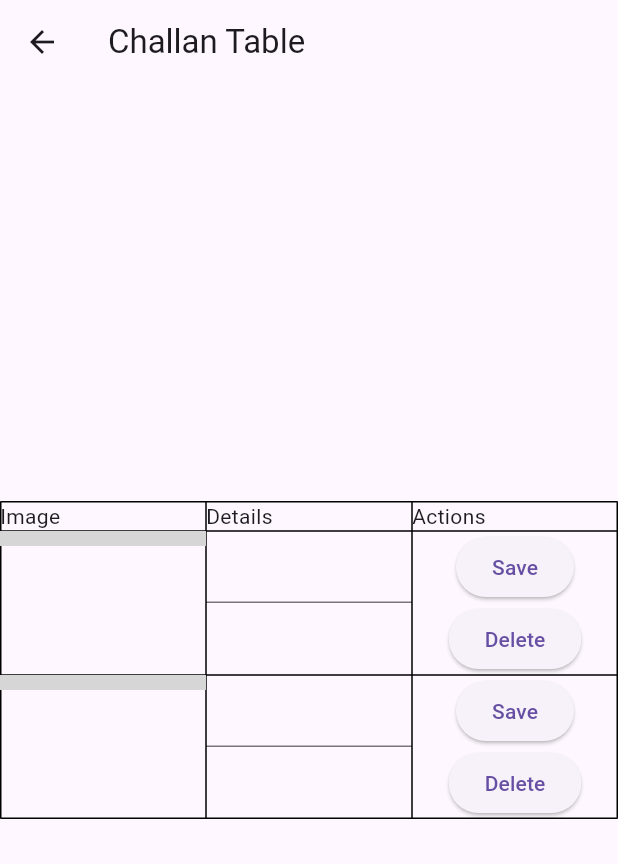
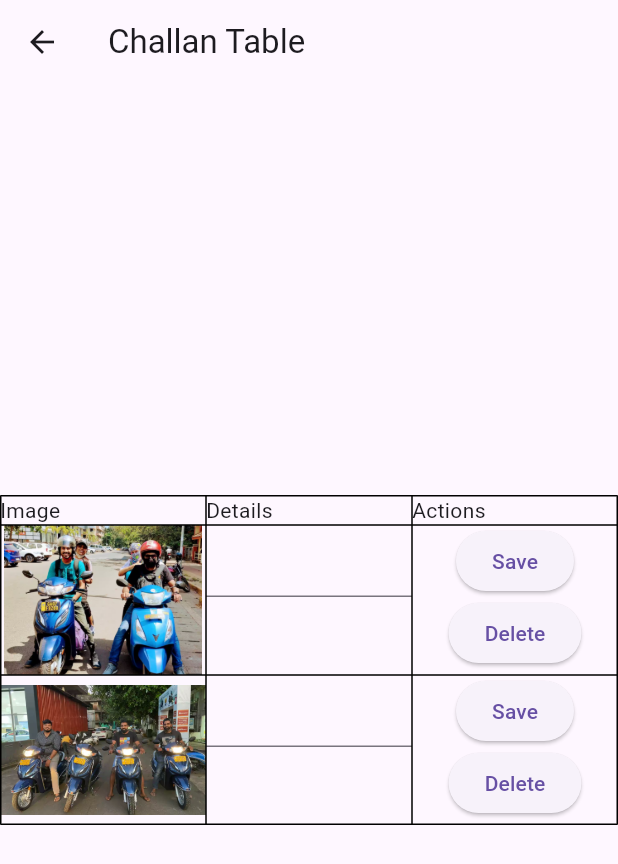
Before and after one commit to rohity20/MySmartApp, a Flutter app: the MyHomePage screen opened directly, after a tap on "Generate Challan", on a phone screen of 412 x 824 dp. Shown: the top 864 px of the screen. Run offline on Flutter 3.47's test engine with Material 3 defaults, Android fonts, the phone set to English and light mode, and no system bars; our stand-ins replace image_picker; grey boxes are pictures that could not be loaded.

Commit message:
challan updated

```diff
--- a/smart_app/lib/ChallanTablePage.dart
+++ b/smart_app/lib/ChallanTablePage.dart
@@ -10,7 +10,7 @@ class ChallanTablePage extends StatefulWidget {
 }
 
 class _ChallanTablePageState extends State<ChallanTablePage> {
-  List<String> imageList = ['image1.png', 'image2.png']; // Replace with your image paths
+  List<String> imageList = ['myimg1.png', 'myimg2.png']; // Replace with your image paths
   List<TextEditingController> textControllers = [];
 
   @override
@@ -41,10 +41,10 @@ class _ChallanTablePageState extends State<ChallanTablePage> {
               TableRow(
                 children: [
                   TableCell(child: Image.asset('assets/images/${imageList[i]}',
-                              width: 10,
-                              height: 10,
+                              width: 100,
+                              height: 100,
                        )),
-                  TableCell(child: TextFormField(controller: textControllers[i])),
+                  TableCell(child: TextFormField(controller: textControllers[i], textAlign: TextAlign.center,)),
                   TableCell(
                     child: Column(
                       mainAxisAlignment: MainAxisAlignment.spaceEvenly,
--- a/smart_app/lib/main.dart
+++ b/smart_app/lib/main.dart
@@ -269,6 +269,118 @@ class MyHomePage extends StatefulWidget {
   _MyHomePageState createState() => _MyHomePageState();
 }
 
+class _MyHomePageState extends State<MyHomePage> {
+  File? selectedImage;
+  String? message = "";
+  // var message = [];
+  final List<String> imageList = ['myimg1.png', 'myimg2.png'];
+
+  Future getImage() async {
+    final pickedImage =
+        await ImagePicker().pickImage(source: ImageSource.gallery);
+    selectedImage = File(pickedImage!.path);
+
+    message = "";
+
+    setState(() {});
+  }
+
+  uploadImage() async {
+    final request = http.MultipartRequest("POST",
+        Uri.parse("https://9c6d-43-255-220-50.ngrok-free.app/process_images"));
+
+    final headers = {"Contect-type": "multipart/form-data"};
+
+    request.files.add(http.MultipartFile('image',
+        selectedImage!.readAsBytes().asStream(), selectedImage!.lengthSync(),
+        filename: selectedImage!.path.split("/").last));
+
+    request.headers.addAll(headers);
+    final response = await request.send();
+    http.Response res = await http.Response.fromStream(response);
+    final resJson = jsonDecode(res.body);
+    message = resJson['message'];
+    // message = resJson;
+    setState(() {});
+  }
+
+  @override
+  Widget build(BuildContext context) {
+    return Scaffold(
+      appBar: AppBar(
+        title: Text("Smart Traffic App"),
+        backgroundColor: Colors.blue,
+      ),
+      body: Center(
+        child: Column(
+          mainAxisAlignment: MainAxisAlignment.center,
+          children: <Widget>[
+            selectedImage == null
+                ? Text("Please pick a Image to upload")
+                : Image.file(selectedImage!),
+            TextButton.icon(
+              style: ButtonStyle(
+                backgroundColor: MaterialStateProperty.all(Colors.blue),
+              ),
+              onPressed: uploadImage,
+              icon: Icon(Icons.upload_file, color: Colors.white),
+              label: Text("Upload",
+                  style: TextStyle(
+                    color: Colors.white,
+                  )),
+            ),
+            SizedBox(height: 20),
+            Text("Text: $message\n"),
+            TextButton.icon(
+              style: ButtonStyle(
+                backgroundColor: MaterialStateProperty.all(Colors.blue),
+              ),
+              onPressed: () {
+                // Navigate to the ChallanTablePage
+                Navigator.push(
+                  context,
+                  MaterialPageRoute(builder: (context) => ChallanTablePage()),
+                );
+              },
+              icon: Icon(Icons.receipt, color: Colors.white),
+              label: Text("Generate Challan",
+                  style: TextStyle(
+                    color: Colors.white,
+                  )),
+            ),
+            Expanded(
+                //   child: ListView.builder(
+                //     itemCount: imageList.length, // Replace with your image count
+                //     itemBuilder: (context, index) {
+                //       return Image.asset(
+                //         'assets/images/${imageList[index]}', // Replace with your actual path
+                //         width: 150,
+                //         height: 150,
+                //       );
+                //
+                //     },
+                //   ),
+
+                child: Column(
+              children: imageList
+                  .map((path) => Image.file(File(
+                      "H:/_Major-Project/ocr/number-plate-recognition/images/${path}")))
+                  .toList(),
+            )),
+          ],
+        ),
+      ),
+      floatingActionButton: FloatingActionButton(
+        onPressed: getImage,
+        child: Icon(Icons.add_a_photo),
+      ),
+    );
+  }
+}
+
+
+
+
 //
 // class ChallanTablePage extends StatelessWidget {
 //   // @override
@@ -363,202 +475,3 @@ class MyHomePage extends StatefulWidget {
 //     );
 //   }
 // }
-
-class _MyHomePageState extends State<MyHomePage> {
-  File? selectedImage;
-  String? message = "";
-  // var message = [];
-  final List<String> imageList = ['myimg1.png', 'myimg2.png'];
-
-  Future getImage() async {
-    final pickedImage =
-        await ImagePicker().pickImage(source: ImageSource.gallery);
-    selectedImage = File(pickedImage!.path);
-
-    message = "";
-
-    setState(() {});
-  }
-
-  uploadImage() async {
-    final request = http.MultipartRequest("POST",
-        Uri.parse("https://9c6d-43-255-220-50.ngrok-free.app/process_images"));
-
-    final headers = {"Contect-type": "multipart/form-data"};
-
-    request.files.add(http.MultipartFile('image',
-        selectedImage!.readAsBytes().asStream(), selectedImage!.lengthSync(),
-        filename: selectedImage!.path.split("/").last));
-
-    request.headers.addAll(headers);
-    final response = await request.send();
-    http.Response res = await http.Response.fromStream(response);
-    final resJson = jsonDecode(res.body);
-    message = resJson['message'];
-    // message = resJson;
-    setState(() {});
-  }
-
-  @override
-  Widget build(BuildContext context) {
-    return Scaffold(
-      appBar: AppBar(
-        title: Text("Smart Traffic App"),
-        backgroundColor: Colors.blue,
-      ),
-      body: Center(
-        child: Column(
-          mainAxisAlignment: MainAxisAlignment.center,
-          children: <Widget>[
-            selectedImage == null
-                ? Text("Please pick a Image to upload")
-                : Image.file(selectedImage!),
-            TextButton.icon(
-              style: ButtonStyle(
-                backgroundColor: MaterialStateProperty.all(Colors.blue),
-              ),
-              onPressed: uploadImage,
-              icon: Icon(Icons.upload_file, color: Colors.white),
-              label: Text("Upload",
-                  style: TextStyle(
-                    color: Colors.white,
-                  )),
-            ),
-            SizedBox(height: 20),
-            Text("Text: $message\n"),
-            TextButton.icon(
-              style: ButtonStyle(
-                backgroundColor: MaterialStateProperty.all(Colors.blue),
-              ),
-              onPressed: () {
-                // Navigate to the ChallanTablePage
-                Navigator.push(
-                  context,
-                  MaterialPageRoute(builder: (context) => ChallanTablePage()),
-                );
-              },
-              icon: Icon(Icons.receipt, color: Colors.white),
-              label: Text("Generate Challan",
-                  style: TextStyle(
-                    color: Colors.white,
-                  )),
-            ),
-            // Expanded(
-            //   child: ListView.builder(
-            //     itemCount: imageList.length, // Replace with your image count
-            //     itemBuilder: (context, index) {
-            //       return Image.asset(
-            //         'assets/images/${imageList[index]}', // Replace with your actual path
-            //         width: 150,
-            //         height: 150,
-            //       );
-            //     },
-            //   ),
-            // ),
-
-            // Row(
-            //   children: [
-            //     Expanded(
-            //       child: ListView.builder(
-            //         itemCount: imageList.length,
-            //         itemBuilder: (context, index) {
-            //           return Image.asset(
-            //             'assets/images/${imageList[index]}',
-            //             width: 150,
-            //             height: 150,
-            //           );
-            //         },
-            //       ),
-            //     ),
-            //     Expanded(
-            //       child: Column(
-            //         children: [
-            //           TextField(
-            //             decoration: InputDecoration(
-            //               hintText: 'Enter text...',
-            //             ),
-            //           ),
-            //           SizedBox(height: 20), // Adjust the spacing as needed
-            //           Row(
-            //             mainAxisAlignment: MainAxisAlignment.spaceEvenly,
-            //             children: [
-            //               ElevatedButton(
-            //                 onPressed: () {
-            //                   // Add button logic here
-            //                 },
-            //                 child: Text('Add'),
-            //               ),
-            //               ElevatedButton(
-            //                 onPressed: () {
-            //                   // Delete button logic here
-            //                 },
-            //                 child: Text('Delete'),
-            //               ),
-            //             ],
-            //           ),
-            //         ],
-            //       ),
-            //     ),
-            //   ],
-            // )
-
-
-            // Row(
-            //   mainAxisAlignment: MainAxisAlignment.center, // Adjust as needed
-            //   children: [
-            //     Expanded(
-            //       child: ListView.builder(
-            //         itemCount: imageList.length,
-            //         itemBuilder: (context, index) {
-            //           return Image.asset(
-            //             'assets/images/${imageList[index]}',
-            //             width: 50,
-            //             height: 50,
-            //           );
-            //         },
-            //       ),
-            //     ),
-            //     Expanded(
-            //       child: Column(
-            //         children: [
-            //           TextField(
-            //             decoration: InputDecoration(
-            //               hintText: 'Enter text...',
-            //             ),
-            //           ),
-            //           SizedBox(height: 20),
-            //           Row(
-            //             mainAxisAlignment: MainAxisAlignment.spaceEvenly,
-            //             children: [
-            //               ElevatedButton(
-            //                 onPressed: () {
-            //                   // Add button logic here
-            //                 },
-            //                 child: Text('Add'),
-            //               ),
-            //               ElevatedButton(
-            //                 onPressed: () {
-            //                   // Delete button logic here
-            //                 },
-            //                 child: Text('Delete'),
-            //               ),
-            //             ],
-            //           ),
-            //         ],
-            //       ),
-            //     ),
-            //   ],
-            // )
-
-
-
-          ],
-        ),
-      ),
-      floatingActionButton: FloatingActionButton(
-        onPressed: getImage,
-        child: Icon(Icons.add_a_photo),
-      ),
-    );
-  }
-}
```
